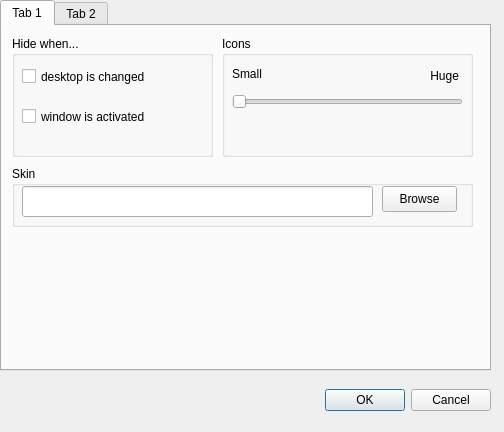
Above: src/optionsdlg.ui from eagafonov/ikonized before the change. Below: the same form after it.
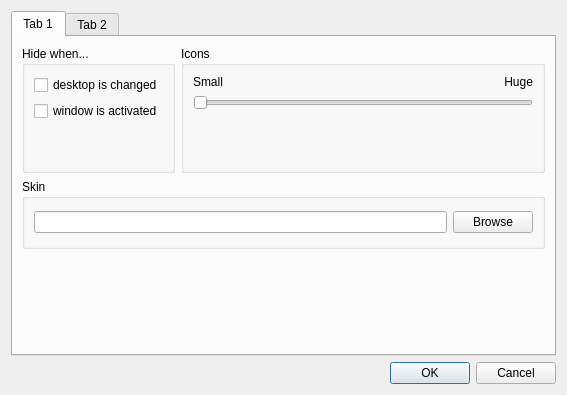
That is the form after the change.

Commit message: Make Option dialog sizable (use Layouts)

```diff
--- a/src/optionsdlg.ui
+++ b/src/optionsdlg.ui
@@ -6,8 +6,8 @@
    <rect>
     <x>0</x>
     <y>0</y>
-    <width>504</width>
-    <height>432</height>
+    <width>567</width>
+    <height>395</height>
    </rect>
   </property>
   <property name="sizePolicy">
@@ -19,15 +19,11 @@
   <property name="windowTitle">
    <string>ikonized options</string>
   </property>
+  <layout class="QVBoxLayout" name="verticalLayout_7">
+   <item>
+    <layout class="QVBoxLayout" name="mainLayout">
+     <item>
   <widget class="QTabWidget" name="tabWidget">
-   <property name="geometry">
-    <rect>
-     <x>0</x>
-     <y>0</y>
-     <width>491</width>
-     <height>371</height>
-    </rect>
-   </property>
    <property name="currentIndex">
     <number>0</number>
    </property>
@@ -38,107 +34,73 @@
     <attribute name="title">
      <string>Tab 1</string>
     </attribute>
+        <layout class="QVBoxLayout" name="verticalLayout_6">
+         <item>
+          <layout class="QVBoxLayout" name="verticalLayout_5">
+           <item>
+            <layout class="QHBoxLayout" name="horizontalLayout_4">
+             <item>
     <widget class="QGroupBox" name="groupBox">
-     <property name="geometry">
-      <rect>
-       <x>10</x>
-       <y>10</y>
-       <width>201</width>
-       <height>121</height>
-      </rect>
-     </property>
      <property name="accessibleName">
       <string/>
      </property>
      <property name="title">
       <string>Hide when...</string>
      </property>
+               <layout class="QVBoxLayout" name="verticalLayout_4">
+                <item>
+                 <layout class="QVBoxLayout" name="verticalLayout">
+                  <item>
      <widget class="QCheckBox" name="hideOnChangeDesktop">
-      <property name="geometry">
-       <rect>
-        <x>10</x>
-        <y>30</y>
-        <width>181</width>
-        <height>21</height>
-       </rect>
-      </property>
       <property name="text">
        <string>desktop is changed</string>
       </property>
      </widget>
+                  </item>
+                  <item>
      <widget class="QCheckBox" name="hideOnActivateWindow">
-      <property name="geometry">
-       <rect>
-        <x>10</x>
-        <y>70</y>
-        <width>181</width>
-        <height>21</height>
-       </rect>
-      </property>
       <property name="text">
        <string>window is activated</string>
       </property>
      </widget>
-    </widget>
+                  </item>
+                  <item>
+                   <spacer name="verticalSpacer_2">
+                    <property name="orientation">
+                     <enum>Qt::Vertical</enum>
+                    </property>
+                    <property name="sizeHint" stdset="0">
+                     <size>
+                      <width>20</width>
+                      <height>40</height>
+                     </size>
+                    </property>
+                   </spacer>
+                  </item>
+                 </layout>
+                </item>
+               </layout>
+              </widget>
+             </item>
+             <item>
     <widget class="QGroupBox" name="groupBox_2">
-     <property name="geometry">
-      <rect>
-       <x>220</x>
-       <y>10</y>
-       <width>251</width>
-       <height>121</height>
-      </rect>
-     </property>
      <property name="title">
       <string>Icons</string>
      </property>
-     <widget class="QSlider" name="iconSizeSlider">
-      <property name="geometry">
-       <rect>
-        <x>10</x>
-        <y>50</y>
-        <width>231</width>
-        <height>31</height>
-       </rect>
-      </property>
-      <property name="minimum">
-       <number>16</number>
-      </property>
-      <property name="maximum">
-       <number>64</number>
-      </property>
-      <property name="singleStep">
-       <number>16</number>
-      </property>
-      <property name="pageStep">
-       <number>16</number>
-      </property>
-      <property name="orientation">
-       <enum>Qt::Horizontal</enum>
-      </property>
-     </widget>
+               <layout class="QVBoxLayout" name="verticalLayout_3">
+                <item>
+                 <layout class="QVBoxLayout" name="verticalLayout_2">
+                  <item>
+                   <layout class="QHBoxLayout" name="horizontalLayout_3">
+                    <item>
      <widget class="QLabel" name="label">
-      <property name="geometry">
-       <rect>
-        <x>10</x>
-        <y>30</y>
-        <width>51</width>
-        <height>16</height>
-       </rect>
-      </property>
       <property name="text">
        <string>Small</string>
       </property>
      </widget>
+                    </item>
+                    <item>
      <widget class="QLabel" name="label_2">
-      <property name="geometry">
-       <rect>
-        <x>146</x>
-        <y>30</y>
-        <width>91</width>
-        <height>20</height>
-       </rect>
-      </property>
       <property name="text">
        <string>Huge</string>
       </property>
@@ -146,41 +108,80 @@
        <set>Qt::AlignRight|Qt::AlignTrailing|Qt::AlignVCenter</set>
       </property>
      </widget>
-    </widget>
+                    </item>
+                   </layout>
+                  </item>
+                  <item>
+                   <layout class="QHBoxLayout" name="horizontalLayout_2"/>
+                  </item>
+                  <item>
+                   <widget class="QSlider" name="iconSizeSlider">
+                    <property name="minimum">
+                     <number>16</number>
+                    </property>
+                    <property name="maximum">
+                     <number>64</number>
+                    </property>
+                    <property name="singleStep">
+                     <number>16</number>
+                    </property>
+                    <property name="pageStep">
+                     <number>16</number>
+                    </property>
+                    <property name="orientation">
+                     <enum>Qt::Horizontal</enum>
+                    </property>
+                   </widget>
+                  </item>
+                  <item>
+                   <spacer name="verticalSpacer">
+                    <property name="orientation">
+                     <enum>Qt::Vertical</enum>
+                    </property>
+                    <property name="sizeHint" stdset="0">
+                     <size>
+                      <width>20</width>
+                      <height>40</height>
+                     </size>
+                    </property>
+                   </spacer>
+                  </item>
+                 </layout>
+                </item>
+               </layout>
+              </widget>
+             </item>
+            </layout>
+           </item>
+           <item>
     <widget class="QGroupBox" name="groupBox_3">
-     <property name="geometry">
-      <rect>
-       <x>10</x>
-       <y>140</y>
-       <width>461</width>
-       <height>61</height>
-      </rect>
+             <property name="minimumSize">
+              <size>
+               <width>0</width>
+               <height>70</height>
+              </size>
+             </property>
+             <property name="maximumSize">
+              <size>
+               <width>16777215</width>
+               <height>70</height>
+              </size>
      </property>
      <property name="title">
       <string>Skin</string>
      </property>
+             <layout class="QHBoxLayout" name="horizontalLayout_6">
+              <item>
+               <layout class="QHBoxLayout" name="horizontalLayout_5">
+                <item>
      <widget class="QLineEdit" name="skinFilenameEdit">
-      <property name="geometry">
-       <rect>
-        <x>10</x>
-        <y>20</y>
-        <width>351</width>
-        <height>31</height>
-       </rect>
-      </property>
       <property name="readOnly">
        <bool>true</bool>
       </property>
      </widget>
+                </item>
+                <item>
      <widget class="QPushButton" name="skinFileBrowseBtn">
-      <property name="geometry">
-       <rect>
-        <x>370</x>
-        <y>20</y>
-        <width>75</width>
-        <height>26</height>
-       </rect>
-      </property>
       <property name="text">
        <string>Browse</string>
       </property>
@@ -194,7 +195,28 @@
        <bool>false</bool>
       </property>
      </widget>
-    </widget>
+                </item>
+               </layout>
+              </item>
+             </layout>
+            </widget>
+           </item>
+           <item>
+            <spacer name="verticalSpacer_3">
+             <property name="orientation">
+              <enum>Qt::Vertical</enum>
+             </property>
+             <property name="sizeHint" stdset="0">
+              <size>
+               <width>20</width>
+               <height>40</height>
+              </size>
+             </property>
+            </spacer>
+           </item>
+          </layout>
+         </item>
+        </layout>
    </widget>
    <widget class="QWidget" name="tabAbout">
     <attribute name="title">
@@ -202,15 +224,8 @@
     </attribute>
    </widget>
   </widget>
-  <widget class="QWidget" name="horizontalLayoutWidget">
-   <property name="geometry">
-    <rect>
-     <x>0</x>
-     <y>370</y>
-     <width>491</width>
-     <height>61</height>
-    </rect>
-   </property>
+     </item>
+     <item>
    <layout class="QHBoxLayout" name="horizontalLayout">
     <item>
      <spacer name="horizontalSpacer">
@@ -236,7 +251,10 @@
      </widget>
     </item>
    </layout>
-  </widget>
+     </item>
+    </layout>
+   </item>
+  </layout>
  </widget>
  <resources/>
  <connections>
```
Lines whose indentation alone changed are shown as unchanged.
